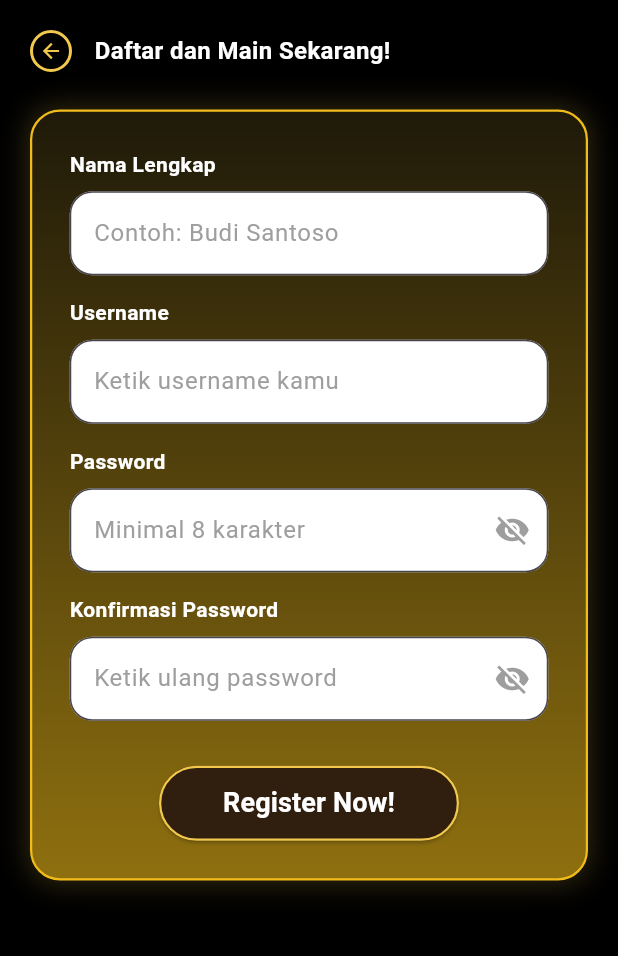
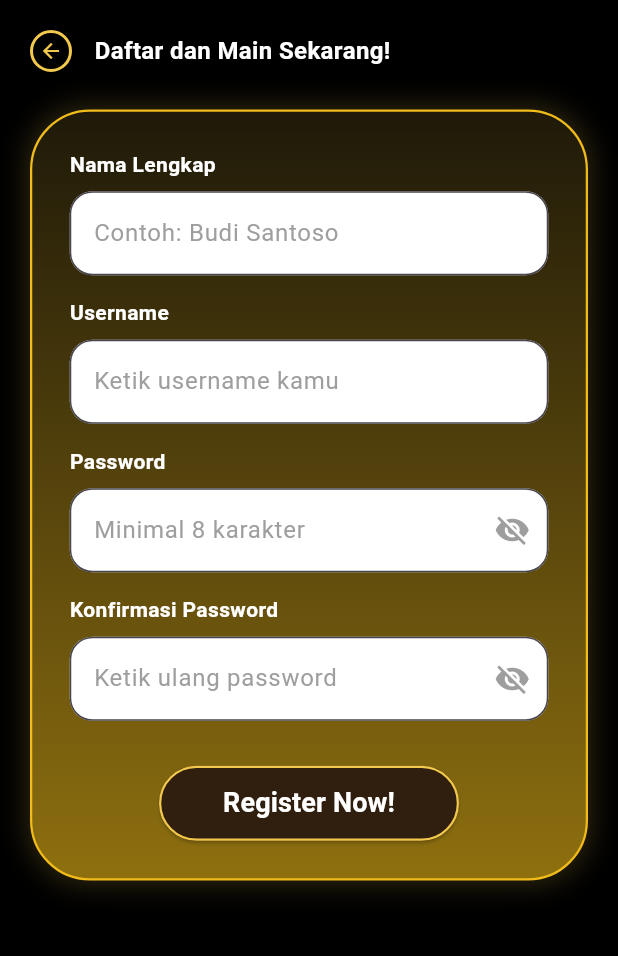
Before and after one commit to cikalaryamada/k16_booking, a Flutter app: the HalamanRegistrasi screen opened directly, on a phone screen of 412 x 824 dp, the part 84-1040 px from its top. Run offline on Flutter 3.47's test engine with Material 3 defaults, Android fonts, the phone set to English and light mode, and no system bars; our stand-ins replace google_fonts.

Commit message:
2.0 Update Register (Ubah border radius)

```diff
--- a/lib/RegisterPage.dart
+++ b/lib/RegisterPage.dart
@@ -292,7 +292,7 @@ class _HalamanRegistrasiState extends State<HalamanRegistrasi> {
               Container(
                 padding: const EdgeInsets.all(25.0),
                 decoration: BoxDecoration(
-                  borderRadius: BorderRadius.circular(20),
+                  borderRadius: BorderRadius.circular(40),
                   border: Border.all(
                     color: const Color(0xFFF1BC19),
                     width: 1.5,
```
